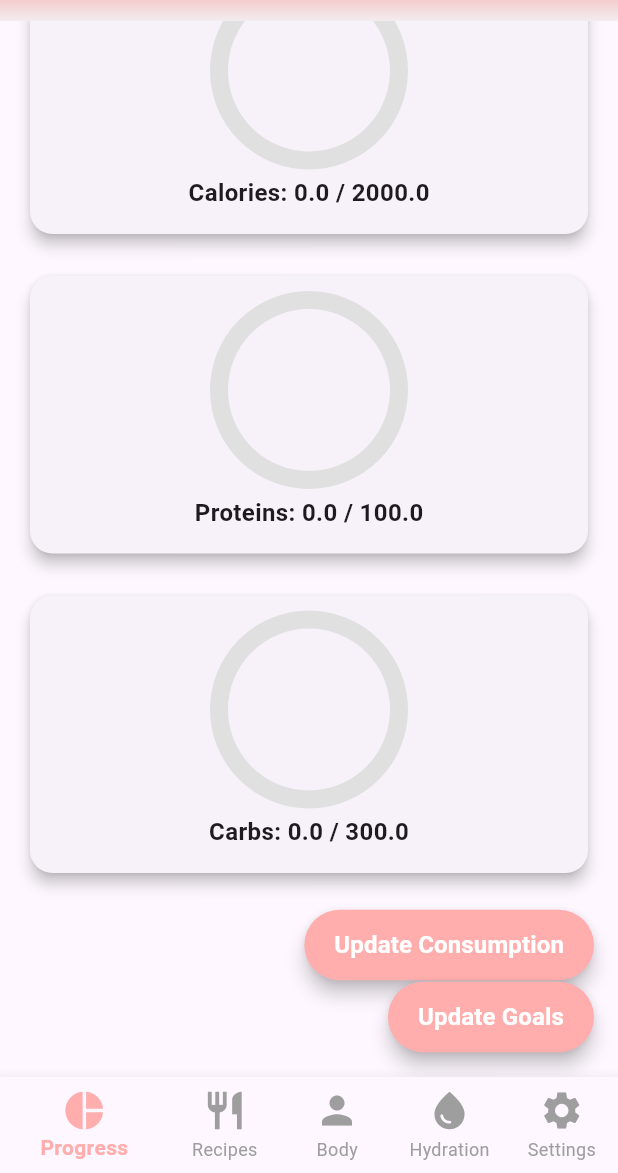
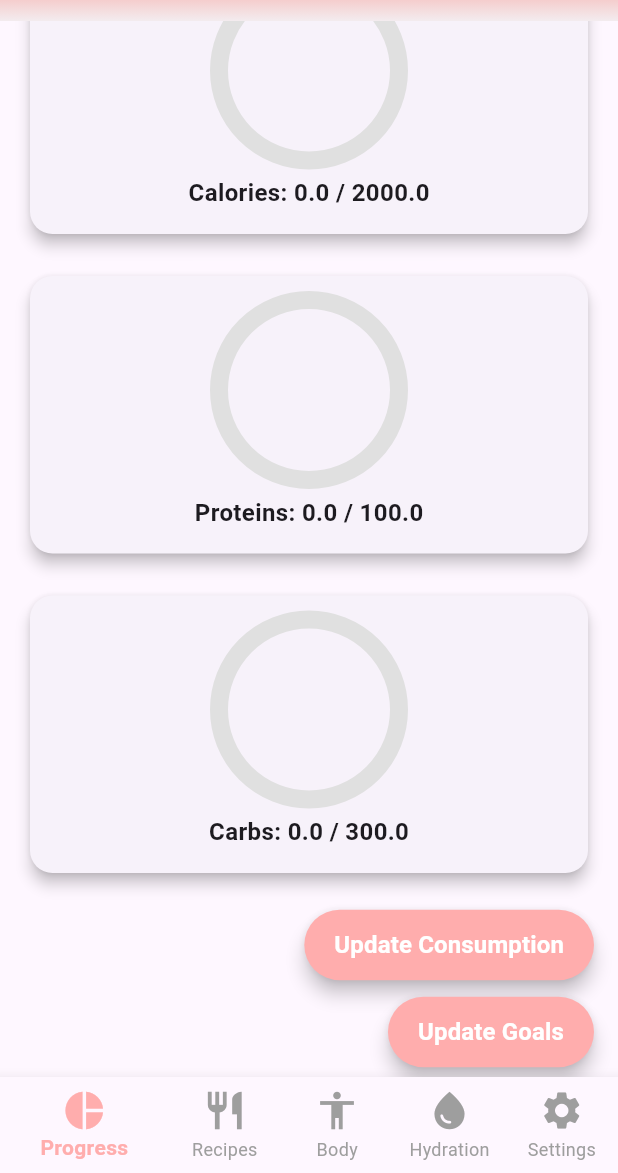
Before and after one commit to lsolaez/Project1_Mobile, a Flutter app: the DietScreen screen opened directly with empty values, scrolled down 212 dp, on a phone screen of 412 x 824 dp, the part 63-1236 px from its top. Run offline on Flutter 3.47's test engine with Material 3 defaults, Android fonts, the phone set to English and light mode, and no system bars; our stand-ins replace get, sqflite; accounts and stored records are empty.

Commit message:
Visual adjustment for buttons in progress view

```diff
--- a/lib/screens/diet_screen.dart
+++ b/lib/screens/diet_screen.dart
@@ -34,7 +34,9 @@ class _DietScreenState extends State<DietScreen> {
         buildProgressScreen(),
         RecipesContent(selectedDate: selectedDate), // Pantalla de recetas
         const Text('Human Metrics Screen'), // Pantalla de métricas
-        HydrationScreen(selectedDate: selectedDate,), // Pantalla de hidratación
+        HydrationScreen(
+          selectedDate: selectedDate,
+        ), // Pantalla de hidratación
         const Text('Settings Screen'), // Pantalla de ajustes
       ];
 
@@ -131,16 +133,21 @@ class _DietScreenState extends State<DietScreen> {
             const SizedBox(height: 20),
 
             // Corregimos aquí para usar el valor de RxDouble
-            buildNutritionCard('Calories', dietController.totalCalories, dietController.maxCalories, Colors.orange),
+            buildNutritionCard('Calories', dietController.totalCalories,
+                dietController.maxCalories, Colors.orange),
             const SizedBox(height: 20),
-            buildNutritionCard('Proteins', dietController.totalProteins, dietController.maxProteins, Colors.blue),
+            buildNutritionCard('Proteins', dietController.totalProteins,
+                dietController.maxProteins, Colors.blue),
             const SizedBox(height: 20),
-            buildNutritionCard('Carbs', dietController.totalCarbs, dietController.maxCarbs, Colors.green),
+            buildNutritionCard('Carbs', dietController.totalCarbs,
+                dietController.maxCarbs, Colors.green),
             const SizedBox(height: 20),
 
-            Align(
-              alignment: Alignment.centerRight,
-              child: ElevatedButton(
+            Column(
+              crossAxisAlignment:
+                  CrossAxisAlignment.end, // Alinear los botones a la derecha
+              children: [
+                ElevatedButton(
                   onPressed: () {
                     // Mostrar el diálogo de actualización de consumo en lugar de pasar valores predeterminados
                     showDialog(
@@ -155,8 +162,8 @@ class _DietScreenState extends State<DietScreen> {
                     );
                   },
                   style: ElevatedButton.styleFrom(
-                  padding:
-                      const EdgeInsets.symmetric(horizontal: 20, vertical: 12),
+                    padding: const EdgeInsets.symmetric(
+                        horizontal: 20, vertical: 12),
                     backgroundColor: const Color.fromARGB(255, 255, 173, 173),
                     shape: RoundedRectangleBorder(
                       borderRadius: BorderRadius.circular(25),
@@ -172,11 +179,10 @@ class _DietScreenState extends State<DietScreen> {
                     ),
                   ),
                 ),
-            ),Align(
-              alignment: Alignment.centerRight,
-              child: ElevatedButton(
+                const SizedBox(height: 10), // Espacio entre los botones
+                ElevatedButton(
                   onPressed: () {
-                  // Mostrar el diálogo de actualización de consumo en lugar de pasar valores predeterminados
+                    // Mostrar el diálogo de actualización de metas en lugar de pasar valores predeterminados
                     showDialog(
                       context: context,
                       builder: (BuildContext context) {
@@ -189,8 +195,8 @@ class _DietScreenState extends State<DietScreen> {
                     );
                   },
                   style: ElevatedButton.styleFrom(
-                  padding:
-                      const EdgeInsets.symmetric(horizontal: 20, vertical: 12),
+                    padding: const EdgeInsets.symmetric(
+                        horizontal: 20, vertical: 12),
                     backgroundColor: const Color.fromARGB(255, 255, 173, 173),
                     shape: RoundedRectangleBorder(
                       borderRadius: BorderRadius.circular(25),
@@ -206,7 +212,8 @@ class _DietScreenState extends State<DietScreen> {
                     ),
                   ),
                 ),
-            ),
+              ],
+            )
           ],
         ),
       ),
@@ -264,7 +271,7 @@ class _DietScreenState extends State<DietScreen> {
             label: 'Recipes',
           ),
           BottomNavigationBarItem(
-            icon: Icon(Icons.person, size: 30), // Icono de humano
+            icon: Icon(Icons.accessibility, size: 30), // Icono de humano
             label: 'Body',
           ),
           BottomNavigationBarItem(
--- a/lib/screens/get_started.dart
+++ b/lib/screens/get_started.dart
@@ -72,7 +72,7 @@ class _GetStartedScreenState extends State<GetStartedScreen> {
                         controller: _nameController,
                         style: const TextStyle(color: Colors.white),
                         decoration: InputDecoration(
-                          hintText: 'Nombre',
+                          hintText: 'Name',
                           hintStyle: const TextStyle(color: Colors.white70),
                           filled: true,
                           fillColor: const Color.fromARGB(135, 155, 155, 155),
```
Lines whose indentation alone changed are shown as unchanged.
